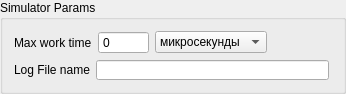
Above: simulatorParams.ui from zpp0/wsnsim-preprocessor before the change. Below: the same form after it.
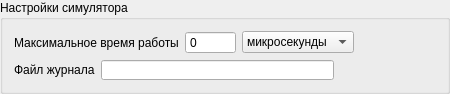
That is the form after the change.

Diff of the .ui file:
```diff
--- a/simulatorParams.ui
+++ b/simulatorParams.ui
@@ -6,15 +6,15 @@
    <rect>
     <x>0</x>
     <y>0</y>
-    <width>346</width>
-    <height>92</height>
+    <width>450</width>
+    <height>90</height>
    </rect>
   </property>
   <property name="windowTitle">
    <string>Simulator Params</string>
   </property>
   <property name="title">
-   <string>Simulator Params</string>
+   <string>Настройки симулятора</string>
   </property>
   <layout class="QFormLayout" name="formLayout">
    <property name="fieldGrowthPolicy">
@@ -23,7 +23,7 @@
    <item row="2" column="0">
     <widget class="QLabel" name="label_2">
      <property name="text">
-      <string>Log File name</string>
+      <string>Файл журнала</string>
      </property>
     </widget>
    </item>
@@ -54,7 +54,7 @@
      <item>
       <widget class="QLabel" name="label">
        <property name="text">
-        <string>Max work time</string>
+        <string>Максимальное время работы</string>
        </property>
       </widget>
      </item>
```
Left out of the diff: 2 changed lines with no effect on the pictures.
